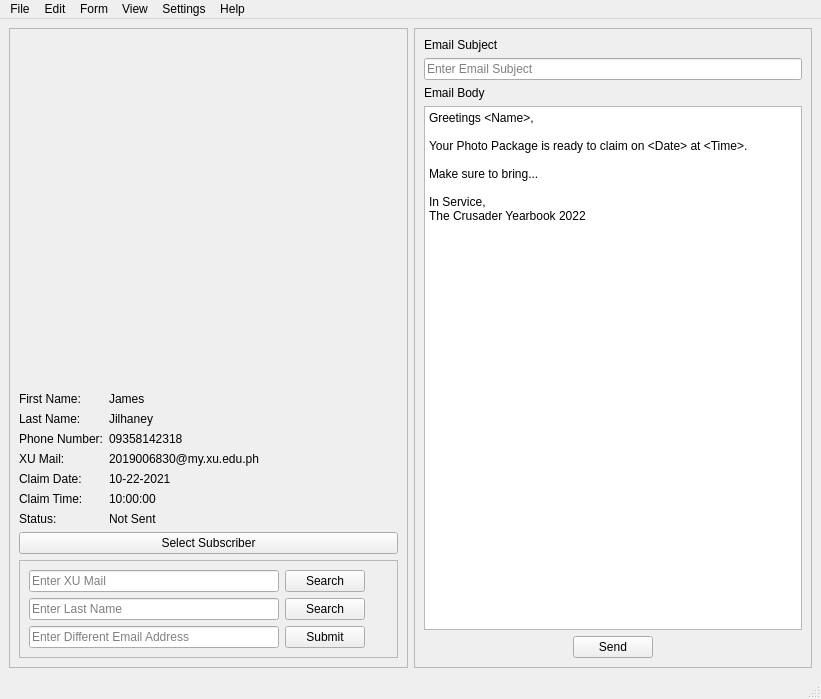
This is Merlin.ui in Biowulf21/Merlin as Qt 5 draws it before an edit. The edited form follows.
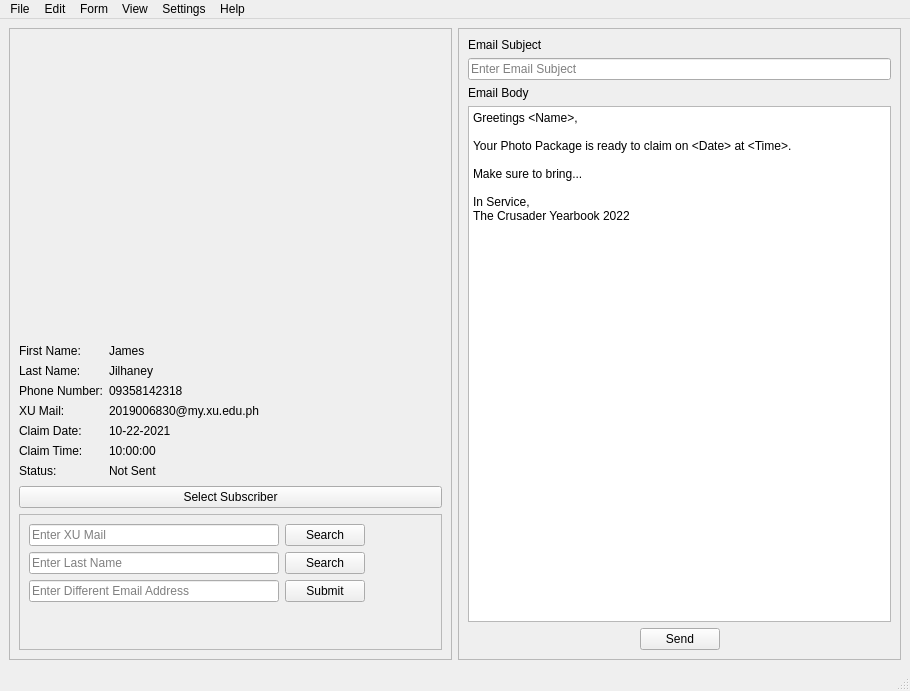
This is the edited form. Icons and pictures are not drawn.

Commit message: added qr code image to UI layout

What changed in the file:
```diff
--- a/Merlin.ui
+++ b/Merlin.ui
@@ -6,8 +6,8 @@
    <rect>
     <x>0</x>
     <y>0</y>
-    <width>821</width>
-    <height>699</height>
+    <width>910</width>
+    <height>691</height>
    </rect>
   </property>
   <property name="windowTitle">
@@ -27,30 +27,32 @@
         </property>
         <layout class="QVBoxLayout" name="verticalLayout_2">
          <item>
-          <spacer name="verticalSpacer">
-           <property name="orientation">
-            <enum>Qt::Vertical</enum>
+          <widget class="QLabel" name="QR_Image">
+           <property name="sizePolicy">
+            <sizepolicy hsizetype="Preferred" vsizetype="Maximum">
+             <horstretch>0</horstretch>
+             <verstretch>0</verstretch>
+            </sizepolicy>
            </property>
-           <property name="sizeHint" stdset="0">
+           <property name="minimumSize">
             <size>
-             <width>20</width>
-             <height>40</height>
+             <width>100</width>
+             <height>300</height>
             </size>
            </property>
-          </spacer>
-         </item>
-         <item>
-          <spacer name="verticalSpacer_2">
-           <property name="orientation">
-            <enum>Qt::Vertical</enum>
+           <property name="styleSheet">
+            <string notr="true">background-image:url(:/QR/james-QR.png)</string>
            </property>
-           <property name="sizeHint" stdset="0">
-            <size>
-             <width>20</width>
-             <height>40</height>
-            </size>
+           <property name="text">
+            <string/>
            </property>
-          </spacer>
+           <property name="pixmap">
+            <pixmap resource="QR Resource.qrc">:/QR/james-QR.png</pixmap>
+           </property>
+           <property name="scaledContents">
+            <bool>true</bool>
+           </property>
+          </widget>
          </item>
          <item>
           <layout class="QFormLayout" name="formLayout_2">
@@ -178,7 +180,7 @@
               <item row="0" column="0">
                <widget class="QLineEdit" name="xuMailLineEdit">
                 <property name="sizePolicy">
-                 <sizepolicy hsizetype="Fixed" vsizetype="Fixed">
+                 <sizepolicy hsizetype="Expanding" vsizetype="Fixed">
                   <horstretch>0</horstretch>
                   <verstretch>0</verstretch>
                  </sizepolicy>
@@ -377,7 +379,7 @@
     <rect>
      <x>0</x>
      <y>0</y>
-     <width>821</width>
+     <width>910</width>
      <height>20</height>
     </rect>
    </property>
```
Left out of the diff: 10 changed lines with no effect on the pictures. The commit also changes 5 other files.
